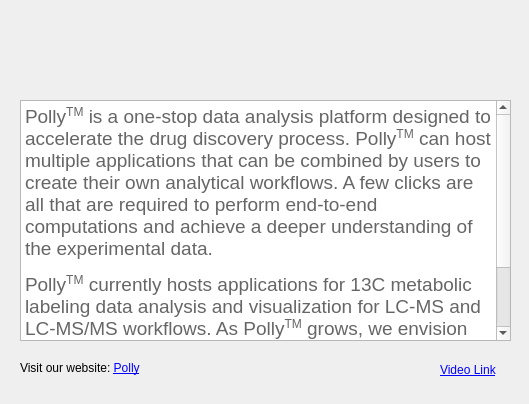
Qt form src/gui/mzroll/forms/aboutpolly.ui (ElucidataInc/ElMaven) before a commit.
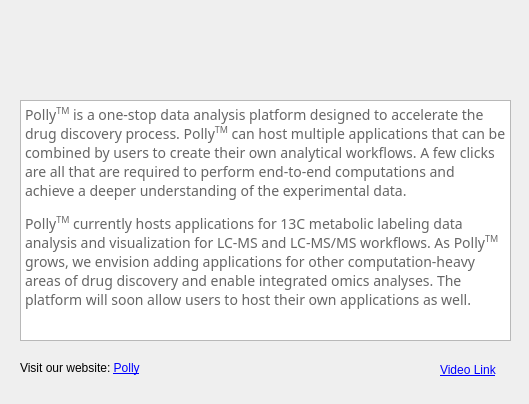
The same form after that commit. Icons and pictures are not drawn.

Patch:
```diff
--- a/src/gui/mzroll/forms/aboutpolly.ui
+++ b/src/gui/mzroll/forms/aboutpolly.ui
@@ -22,13 +22,19 @@
      <height>241</height>
     </rect>
    </property>
+   <property name="styleSheet">
+    <string notr="true">QTextBrowser {
+  font-family: Source Sans Pro;
+  font-size: 14px;
+}</string>
+   </property>
    <property name="html">
     <string>&lt;!DOCTYPE HTML PUBLIC &quot;-//W3C//DTD HTML 4.0//EN&quot; &quot;http://www.w3.org/TR/REC-html40/strict.dtd&quot;&gt;
 &lt;html&gt;&lt;head&gt;&lt;meta name=&quot;qrichtext&quot; content=&quot;1&quot; /&gt;&lt;style type=&quot;text/css&quot;&gt;
 p, li { white-space: pre-wrap; }
-&lt;/style&gt;&lt;/head&gt;&lt;body style=&quot; font-family:'.SF NS Text'; font-size:13pt; font-weight:400; font-style:normal;&quot;&gt;
-&lt;p style=&quot; margin-top:0px; margin-bottom:13px; margin-left:0px; margin-right:0px; -qt-block-indent:0; text-indent:0px; background-color:#ffffff;&quot;&gt;&lt;span style=&quot; font-family:'Heebo,sans-serif'; font-size:14pt; font-weight:296; color:#666666; background-color:#ffffff;&quot;&gt;Polly&lt;/span&gt;&lt;span style=&quot; font-family:'Heebo,sans-serif'; font-size:14pt; font-weight:296; color:#666666; background-color:#ffffff; vertical-align:super;&quot;&gt;TM&lt;/span&gt;&lt;span style=&quot; font-family:'Heebo,sans-serif'; font-size:14pt; font-weight:296; color:#666666;&quot;&gt; is a one-stop data analysis platform designed to accelerate the drug discovery process. Polly&lt;/span&gt;&lt;span style=&quot; font-family:'Heebo,sans-serif'; font-size:14pt; font-weight:296; color:#666666; vertical-align:super;&quot;&gt;TM&lt;/span&gt;&lt;span style=&quot; font-family:'Heebo,sans-serif'; font-size:14pt; font-weight:296; color:#666666;&quot;&gt; can host multiple applications that can be combined by users to create their own analytical workflows. A few clicks are all that are required to perform end-to-end computations and achieve a deeper understanding of the experimental data.&lt;/span&gt;&lt;/p&gt;
-&lt;p style=&quot; margin-top:0px; margin-bottom:13px; margin-left:0px; margin-right:0px; -qt-block-indent:0; text-indent:0px; background-color:#ffffff;&quot;&gt;&lt;span style=&quot; font-family:'Heebo,sans-serif'; font-size:14pt; font-weight:296; color:#666666; background-color:#ffffff;&quot;&gt;Polly&lt;/span&gt;&lt;span style=&quot; font-family:'Heebo,sans-serif'; font-size:14pt; font-weight:296; color:#666666; background-color:#ffffff; vertical-align:super;&quot;&gt;TM&lt;/span&gt;&lt;span style=&quot; font-family:'Heebo,sans-serif'; font-size:14pt; font-weight:296; color:#666666;&quot;&gt; currently hosts applications for 13C metabolic labeling data analysis and visualization for LC-MS and LC-MS/MS workflows. As Polly&lt;/span&gt;&lt;span style=&quot; font-family:'Heebo,sans-serif'; font-size:14pt; font-weight:296; color:#666666; vertical-align:super;&quot;&gt;TM&lt;/span&gt;&lt;span style=&quot; font-family:'Heebo,sans-serif'; font-size:14pt; font-weight:296; color:#666666;&quot;&gt; grows, we envision adding applications for other computation-heavy areas of drug discovery and enable integrated omics analyses. The platform will soon allow users to host their own applications as well.&lt;/span&gt;&lt;/p&gt;&lt;/body&gt;&lt;/html&gt;</string>
+&lt;/style&gt;&lt;/head&gt;&lt;body style=&quot; font-family:'Source Sans Pro'; font-size:14px; font-weight:400; font-style:normal;&quot;&gt;
+&lt;p style=&quot; margin-top:0px; margin-bottom:13px; margin-left:0px; margin-right:0px; -qt-block-indent:0; text-indent:0px; background-color:#ffffff;&quot;&gt;&lt;span style=&quot; color:#666666; background-color:#ffffff;&quot;&gt;Polly&lt;/span&gt;&lt;span style=&quot; color:#666666; background-color:#ffffff; vertical-align:super;&quot;&gt;TM&lt;/span&gt;&lt;span style=&quot; color:#666666;&quot;&gt; is a one-stop data analysis platform designed to accelerate the drug discovery process. Polly&lt;/span&gt;&lt;span style=&quot; color:#666666; vertical-align:super;&quot;&gt;TM&lt;/span&gt;&lt;span style=&quot; color:#666666;&quot;&gt; can host multiple applications that can be combined by users to create their own analytical workflows. A few clicks are all that are required to perform end-to-end computations and achieve a deeper understanding of the experimental data.&lt;/span&gt;&lt;/p&gt;
+&lt;p style=&quot; margin-top:0px; margin-bottom:13px; margin-left:0px; margin-right:0px; -qt-block-indent:0; text-indent:0px; background-color:#ffffff;&quot;&gt;&lt;span style=&quot; color:#666666; background-color:#ffffff;&quot;&gt;Polly&lt;/span&gt;&lt;span style=&quot; color:#666666; background-color:#ffffff; vertical-align:super;&quot;&gt;TM&lt;/span&gt;&lt;span style=&quot; color:#666666;&quot;&gt; currently hosts applications for 13C metabolic labeling data analysis and visualization for LC-MS and LC-MS/MS workflows. As Polly&lt;/span&gt;&lt;span style=&quot; color:#666666; vertical-align:super;&quot;&gt;TM&lt;/span&gt;&lt;span style=&quot; color:#666666;&quot;&gt; grows, we envision adding applications for other computation-heavy areas of drug discovery and enable integrated omics analyses. The platform will soon allow users to host their own applications as well.&lt;/span&gt;&lt;/p&gt;&lt;/body&gt;&lt;/html&gt;</string>
    </property>
   </widget>
   <widget class="QLabel" name="label">
```
